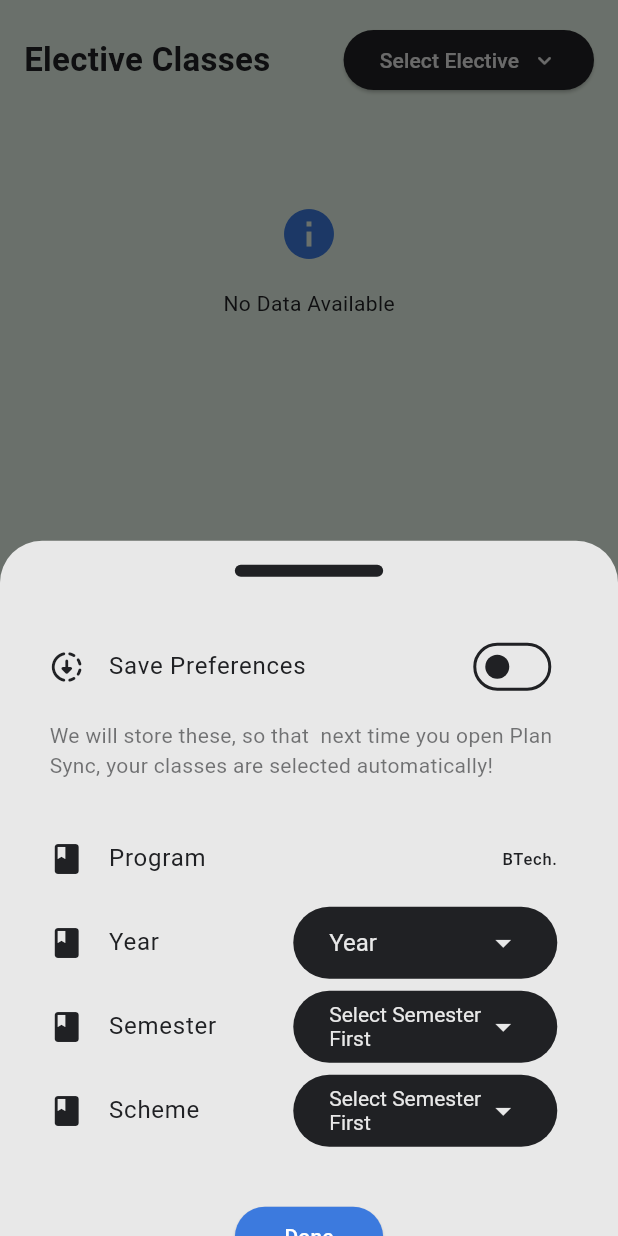
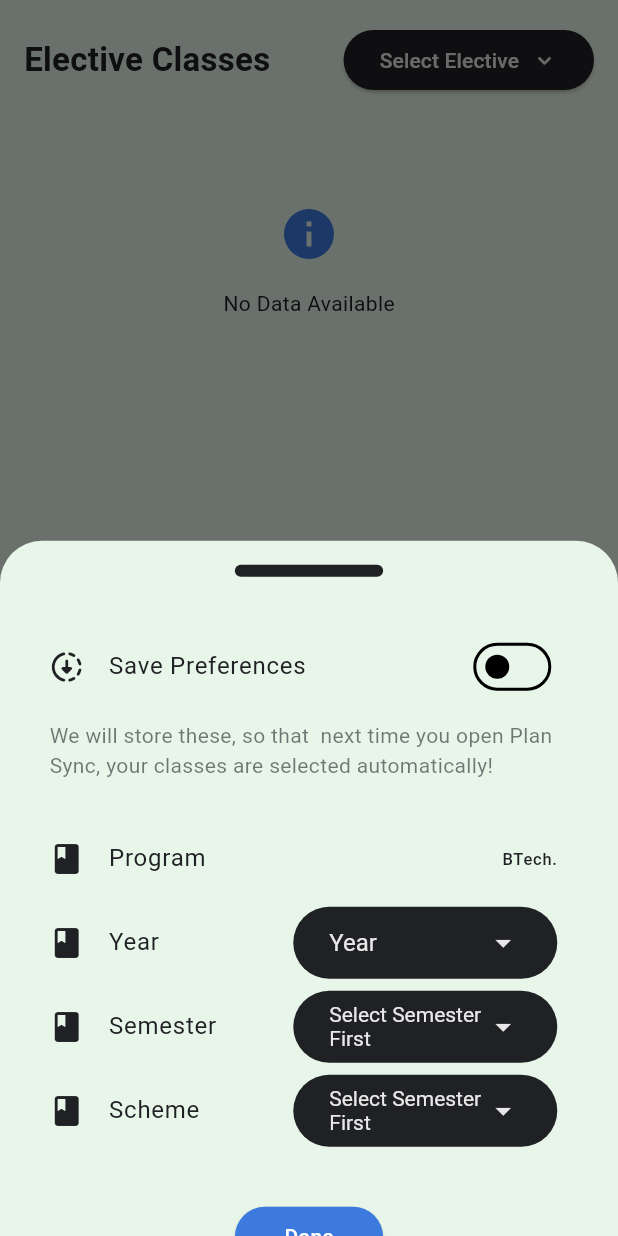
Before and after one commit to opxdelwin/plan-sync, a Flutter app: the ElectiveScreen screen opened by its route, after a tap on "Select Elective", on a phone screen of 412 x 824 dp. Run offline on Flutter 3.47's test engine with Material 3 defaults, Android fonts, the phone set to English and light mode, and no system bars; drawn by our look-alikes of salomon_bottom_bar; our stand-ins replace cached_network_image, dio, firebase_analytics, firebase_auth, firebase_core, firebase_crashlytics and 11 more; missing offline and left inert: dio_cache_interceptor, dio_cache_interceptor_hive_store, in_app_update, tutorial_coach_mark; accounts and stored records are empty; network calls fail; statements that could not run were skipped.

Commit message:
remove deprecated
switch to `surfaceContainerHighest` over `background`

switch to 'onSurfaceVariant' over `onBackground`

```diff
--- a/client-app/lib/controllers/theme_controller.dart
+++ b/client-app/lib/controllers/theme_controller.dart
@@ -15,8 +15,9 @@ class AppThemeController extends GetxController {
       surface: Color(0xFFE8E8E8), // Slightly darker surface
       onSurface: Color(0xFF202124),
       tertiary: Color(0xFFFFA000), // Accent yellow
-      background: Color(0xFFE8F5E9), // Soft, light green background
-      onBackground: Color(0xFF202124),
+      surfaceContainerHighest:
+          Color(0xFFE8F5E9), // Soft, light green background
+      onSurfaceVariant: Color(0xFF202124),
     ),
     scaffoldBackgroundColor:
         const Color(0xFFE8F5E9), // Soft, light green background
@@ -49,8 +50,9 @@ class AppThemeController extends GetxController {
       onError: Color(0xFF121212),
       surface: Color(0xFF1E1E1E),
       onSurface: Color.fromARGB(255, 240, 240, 240),
-      background: Color(0xFF121212), // Smooth, comfortable black
-      onBackground: Color.fromARGB(255, 240, 240, 240),
+      surfaceContainerHighest:
+          Color(0xFF121212), // Soft, light green background
+      onSurfaceVariant: Color.fromARGB(255, 240, 240, 240),
       tertiary: Color.fromARGB(255, 234, 195, 0), // Light blue for accents
     ),
     scaffoldBackgroundColor:
--- a/client-app/lib/views/electives_screen.dart
+++ b/client-app/lib/views/electives_screen.dart
@@ -30,7 +30,7 @@ class _ElectiveScreenState extends State<ElectiveScreen> {
     return Scaffold(
       extendBody: true,
       appBar: AppBar(
-        backgroundColor: colorScheme.background,
+        backgroundColor: colorScheme.surfaceContainerHighest,
         elevation: 0.0,
         toolbarHeight: 80,
         shape: const RoundedRectangleBorder(
--- a/client-app/lib/views/home_screen.dart
+++ b/client-app/lib/views/home_screen.dart
@@ -42,7 +42,8 @@ class _HomeScreenState extends State<HomeScreen> {
     return Scaffold(
         extendBodyBehindAppBar: true,
         appBar: AppBar(
-          backgroundColor: colorScheme.background.withOpacity(0.98),
+          backgroundColor:
+              colorScheme.surfaceContainerHighest.withOpacity(0.98),
           elevation: 0.0,
           toolbarHeight: 80,
           shape: const RoundedRectangleBorder(
@@ -79,7 +80,7 @@ class _HomeScreenState extends State<HomeScreen> {
                   Text(
                     "Time Sheet",
                     style: TextStyle(
-                      color: colorScheme.onBackground,
+                      color: colorScheme.onSurfaceVariant,
                       fontSize: 24,
                     ),
                   ),
--- a/client-app/lib/views/settings_screen.dart
+++ b/client-app/lib/views/settings_screen.dart
@@ -43,7 +43,7 @@ class SettingsPage extends StatelessWidget {
 
     return Scaffold(
         appBar: AppBar(
-          backgroundColor: colorScheme.background,
+          backgroundColor: colorScheme.surfaceContainerHighest,
           elevation: 0.0,
           toolbarHeight: 80,
           shape: const RoundedRectangleBorder(
@@ -186,7 +186,7 @@ class SettingsPage extends StatelessWidget {
                 Padding(
                   padding: const EdgeInsets.symmetric(horizontal: 8.0),
                   child: Divider(
-                    color: colorScheme.onBackground.withOpacity(0.48),
+                    color: colorScheme.onSurfaceVariant.withOpacity(0.48),
                   ),
                 ),
                 ListTile(
--- a/client-app/lib/widgets/bottom-sheets/bottom_sheets_wrapper.dart
+++ b/client-app/lib/widgets/bottom-sheets/bottom_sheets_wrapper.dart
@@ -13,7 +13,7 @@ class BottomSheets {
     showModalBottomSheet(
       context: context,
       useRootNavigator: true,
-      backgroundColor: colorScheme.surface,
+      backgroundColor: colorScheme.surfaceContainerHighest,
       builder: (context) => SchedulePreferenceBottomSheet(
         save: save,
       ),
@@ -27,7 +27,7 @@ class BottomSheets {
     showModalBottomSheet(
       context: context,
       useRootNavigator: true,
-      backgroundColor: colorScheme.surface,
+      backgroundColor: colorScheme.surfaceContainerHighest,
       builder: (context) => const ReportErrorBottomSheet(),
     );
   }
@@ -39,7 +39,7 @@ class BottomSheets {
     showModalBottomSheet(
       context: context,
       useRootNavigator: true,
-      backgroundColor: colorScheme.surface,
+      backgroundColor: colorScheme.surfaceContainerHighest,
       builder: (context) => const ContributeScheduleBottomSheet(),
     );
   }
@@ -52,7 +52,7 @@ class BottomSheets {
     showModalBottomSheet(
       context: context,
       useRootNavigator: true,
-      backgroundColor: colorScheme.surface,
+      backgroundColor: colorScheme.surfaceContainerHighest,
       builder: (context) => ElectivePreferenceBottomSheet(
         save: save,
       ),
--- a/client-app/lib/widgets/buttons/logout_button.dart
+++ b/client-app/lib/widgets/buttons/logout_button.dart
@@ -52,7 +52,8 @@ class _LogoutButtonState extends State<LogoutButton> {
       onPressed: logout,
       icon: Icon(
         Icons.logout,
-        color: Get.isDarkMode ? colorScheme.onBackground : colorScheme.onError,
+        color:
+            Get.isDarkMode ? colorScheme.onSurfaceVariant : colorScheme.onError,
       ),
       label: isLoggingOut
           ? LoadingAnimationWidget.prograssiveDots(
--- a/client-app/lib/widgets/date_widget.dart
+++ b/client-app/lib/widgets/date_widget.dart
@@ -58,7 +58,7 @@ class DateWidget extends StatelessWidget {
                         style: TextStyle(
                           color: controller.weekday.weekdayIndex == index
                               ? colorScheme.onSecondary
-                              : colorScheme.onBackground,
+                              : colorScheme.onSurfaceVariant,
                         ),
                       ),
                     ),
--- a/client-app/lib/widgets/scaffold_with_nav_bar.dart
+++ b/client-app/lib/widgets/scaffold_with_nav_bar.dart
@@ -41,11 +41,12 @@ class ScaffoldWithNavBar extends StatelessWidget {
           backgroundColor:
               Get.isDarkMode ? colorScheme.surface : const Color(0xffafddb9),
           // borderRadius: const Radius.circular(8),
-          selectedItemColor:
-              Get.isDarkMode ? colorScheme.primary : colorScheme.onBackground,
+          selectedItemColor: Get.isDarkMode
+              ? colorScheme.primary
+              : colorScheme.onSurfaceVariant,
           unselectedItemColor: Get.isDarkMode
               ? colorScheme.onSurface
-              : colorScheme.onBackground.withOpacity(0.64),
+              : colorScheme.onSurfaceVariant.withOpacity(0.64),
           // //bubble color
           // strokeColor: colorScheme.secondary.withOpacity(0.32),
           items: <SalomonBottomBarItem>[
@@ -56,7 +57,7 @@ class ScaffoldWithNavBar extends StatelessWidget {
                 style: TextStyle(
                   color: Get.isDarkMode
                       ? colorScheme.onSurface
-                      : colorScheme.onBackground,
+                      : colorScheme.onSurfaceVariant,
                 ),
               ),
             ),
@@ -67,7 +68,7 @@ class ScaffoldWithNavBar extends StatelessWidget {
                   style: TextStyle(
                     color: Get.isDarkMode
                         ? colorScheme.onSurface
-                        : colorScheme.onBackground,
+                        : colorScheme.onSurfaceVariant,
                   ),
                 )),
             SalomonBottomBarItem(
@@ -77,7 +78,7 @@ class ScaffoldWithNavBar extends StatelessWidget {
                   style: TextStyle(
                     color: Get.isDarkMode
                         ? colorScheme.onSurface
-                        : colorScheme.onBackground,
+                        : colorScheme.onSurfaceVariant,
                   ),
                 )),
           ],
--- a/client-app/lib/widgets/time_table.dart
+++ b/client-app/lib/widgets/time_table.dart
@@ -221,7 +221,7 @@ class _TimeTableWidgetState extends State<TimeTableWidget> {
                   Text(
                     "No section selected.",
                     style: TextStyle(
-                      color: colorScheme.onBackground,
+                      color: colorScheme.onSurfaceVariant,
                     ),
                   )
                 ],
```
Also changed, not shown: client-app/lib/widgets/subject_tile.dart (+4 -4 lines), client-app/lib/widgets/time_table_for_day.dart (+4 -4 lines).
